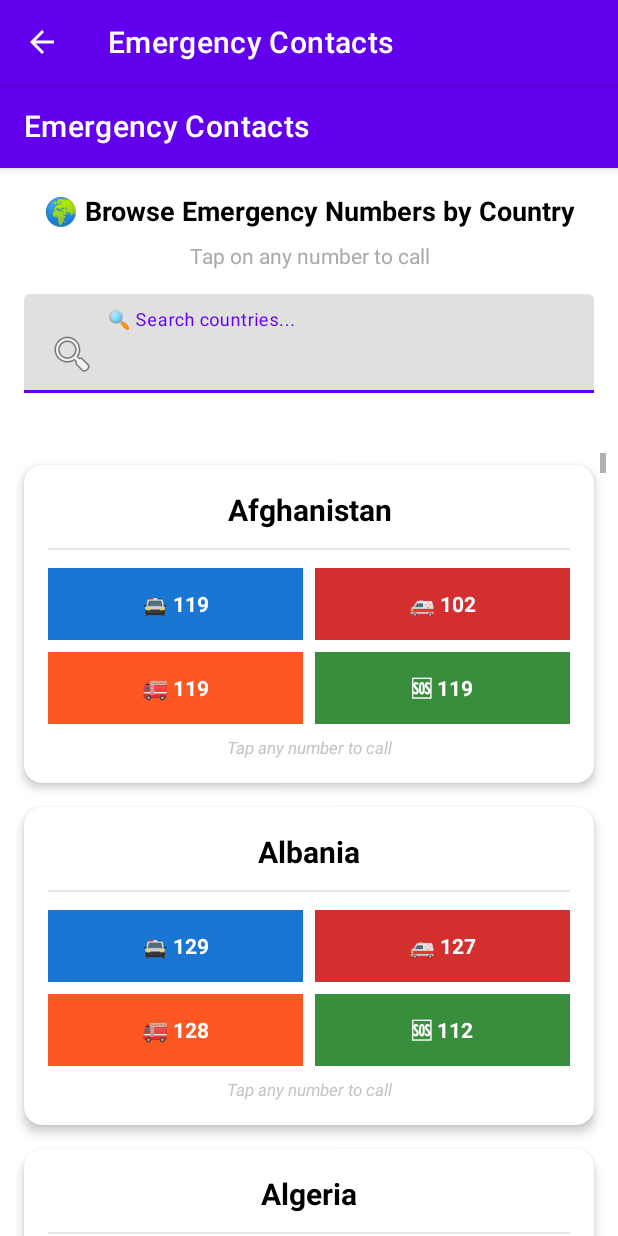
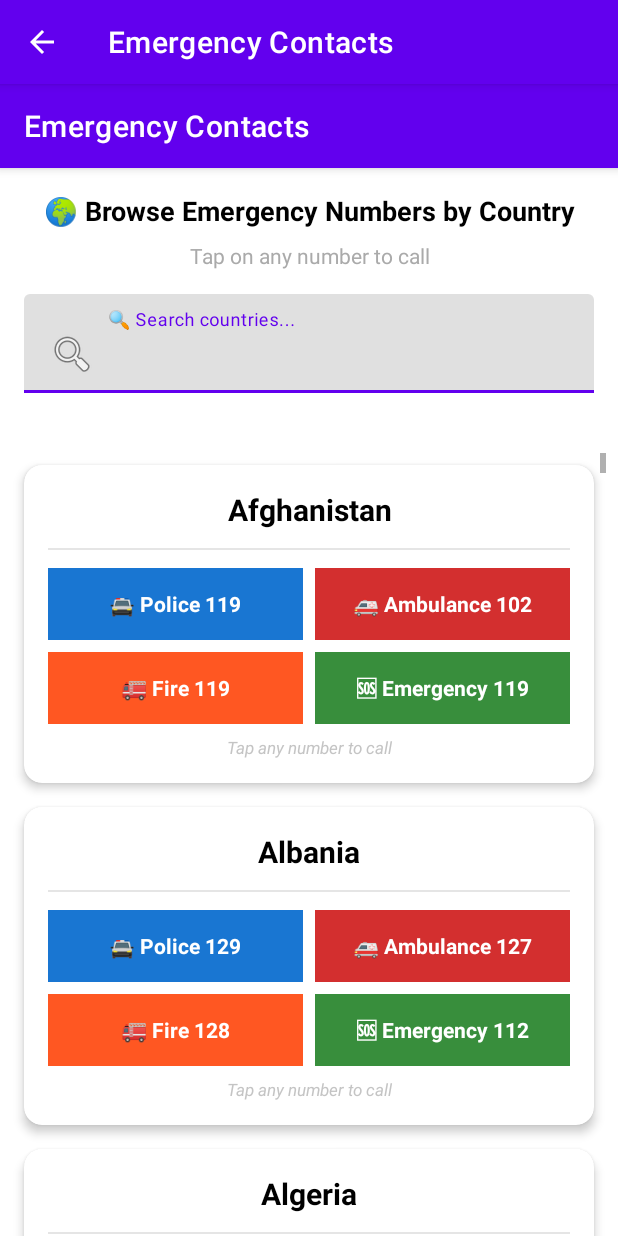
Before and after one commit to ly2xxx/sos, an Android app: the EmergencyContactsActivity screen opened directly, with no data from a screen before it, on a phone screen of 412 x 824 dp. Run offline under Robolectric (Android 15) with nearby library versions, the phone set to English and light mode, and no system bars; 1 statement that could not run was skipped.

```diff
--- a/app/src/main/java/com/ly2xxx/sos/EmergencyContactAdapter.java
+++ b/app/src/main/java/com/ly2xxx/sos/EmergencyContactAdapter.java
@@ -2,6 +2,7 @@ package com.ly2xxx.sos;
 
 import android.content.Intent;
 import android.net.Uri;
+import android.util.Log;
 import android.view.LayoutInflater;
 import android.view.View;
 import android.view.ViewGroup;
@@ -14,10 +15,14 @@ import androidx.recyclerview.widget.RecyclerView;
 import com.ly2xxx.sos.model.EmergencyContact;
 
 import java.util.List;
+import java.util.regex.Pattern;
 
 public class EmergencyContactAdapter extends RecyclerView.Adapter<EmergencyContactAdapter.ViewHolder> {
 
-    private List<EmergencyContactsActivity.CountryEmergencyContact> contacts;
+    private static final String TAG = "EmergencyContactAdapter";
+    private static final Pattern PHONE_VALIDATION_PATTERN = Pattern.compile("^\\+?[0-9\\s\\-\\(\\)]{3,20}$");
+
+    private final List<EmergencyContactsActivity.CountryEmergencyContact> contacts;
 
     public EmergencyContactAdapter(List<EmergencyContactsActivity.CountryEmergencyContact> contacts) {
         this.contacts = contacts;
@@ -33,50 +38,193 @@ public class EmergencyContactAdapter extends RecyclerView.Adapter<EmergencyConta
 
     @Override
     public void onBindViewHolder(@NonNull ViewHolder holder, int position) {
+        if (contacts == null || position < 0 || position >= contacts.size()) {
+            Log.e(TAG, "Invalid position or null contacts list");
+            return;
+        }
+
         EmergencyContactsActivity.CountryEmergencyContact countryContact = contacts.get(position);
+        if (countryContact == null) {
+            Log.e(TAG, "Null country contact at position: " + position);
+            return;
+        }
+
         String countryName = countryContact.getCountryName();
         EmergencyContact contact = countryContact.getEmergencyContact();
 
-        holder.countryName.setText(countryName);
+        if (contact == null) {
+            Log.e(TAG, "Null emergency contact for country: " + countryName);
+            return;
+        }
 
-        // Set emergency numbers with icons
-        holder.policeNumber.setText("🚔 " + contact.getPolice());
-        holder.ambulanceNumber.setText("🚑 " + contact.getAmbulance());
-        holder.fireNumber.setText("🚒 " + contact.getFire());
-        holder.generalNumber.setText("🆘 " + contact.getGeneral());
+        // Safely set country name
+        if (holder.countryName != null) {
+            holder.countryName.setText(sanitizeDisplayText(countryName));
+        }
 
-        // Set click listeners for calling
+        // Safely set emergency numbers with validation
+        setEmergencyNumber(holder.policeNumber, contact.getPolice(), "🚔 Police", "Police");
+        setEmergencyNumber(holder.ambulanceNumber, contact.getAmbulance(), "🚑 Ambulance", "Ambulance");
+        setEmergencyNumber(holder.fireNumber, contact.getFire(), "🚒 Fire", "Fire");
+        setEmergencyNumber(holder.generalNumber, contact.getGeneral(), "🆘 Emergency", "Emergency");
+
+        // Set click listeners with validation
+        if (holder.policeNumber != null) {
             holder.policeNumber.setOnClickListener(v -> makeCall(v, contact.getPolice(), "Police"));
+        }
+        if (holder.ambulanceNumber != null) {
             holder.ambulanceNumber.setOnClickListener(v -> makeCall(v, contact.getAmbulance(), "Ambulance"));
+        }
+        if (holder.fireNumber != null) {
             holder.fireNumber.setOnClickListener(v -> makeCall(v, contact.getFire(), "Fire"));
+        }
+        if (holder.generalNumber != null) {
             holder.generalNumber.setOnClickListener(v -> makeCall(v, contact.getGeneral(), "Emergency"));
+        }
     }
 
     @Override
     public int getItemCount() {
-        return contacts.size();
+        return contacts != null ? contacts.size() : 0;
     }
 
+    /**
+     * Safely set emergency number text with validation
+     */
+    private void setEmergencyNumber(TextView textView, String number, String prefix, String serviceType) {
+        if (textView == null) {
+            Log.w(TAG, "TextView is null for " + serviceType);
+            return;
+        }
+
+        String displayText;
+        if (isValidEmergencyNumber(number)) {
+            displayText = prefix + " " + sanitizeDisplayText(number);
+        } else {
+            displayText = prefix + " N/A";
+            textView.setEnabled(false); // Disable if no valid number
+        }
+
+        textView.setText(displayText);
+    }
+
+    /**
+     * Validate emergency phone number
+     */
+    private boolean isValidEmergencyNumber(String number) {
+        if (number == null || number.trim().isEmpty() || "N/A".equals(number)) {
+            return false;
+        }
+
+        String trimmed = number.trim();
+
+        // Check length constraints
+        if (trimmed.length() < 3 || trimmed.length() > 20) {
+            return false;
+        }
+
+        // Validate against pattern
+        return PHONE_VALIDATION_PATTERN.matcher(trimmed).matches();
+    }
+
+    /**
+     * Sanitize text for display to prevent UI issues
+     */
+    private String sanitizeDisplayText(String text) {
+        if (text == null) {
+            return "";
+        }
+
+        // Remove any potential control characters and limit length
+        String sanitized = text.replaceAll("[\\p{Cntrl}&&[^\r\n\t]]", "").trim();
+
+        // Limit display text length to prevent UI issues
+        if (sanitized.length() > 100) {
+            sanitized = sanitized.substring(0, 100) + "...";
+        }
+
+        return sanitized;
+    }
+
+    /**
+     * Make phone call with enhanced security validation
+     */
     private void makeCall(View view, String number, String serviceType) {
-        if (number != null && !number.isEmpty()) {
-            Intent callIntent = new Intent(Intent.ACTION_DIAL);
-            callIntent.setData(Uri.parse("tel:" + number));
+        if (view == null || view.getContext() == null) {
+            Log.e(TAG, "Invalid view or context for making call");
+            return;
+        }
+
+        if (!isValidEmergencyNumber(number)) {
+            Toast.makeText(view.getContext(),
+                    serviceType + " number not available",
+                    Toast.LENGTH_SHORT).show();
+            Log.w(TAG, "Invalid emergency number for " + serviceType + ": " + number);
+            return;
+        }
 
         try {
+            // Sanitize phone number for tel: URI
+            String sanitizedNumber = sanitizePhoneNumberForIntent(number);
+            if (sanitizedNumber == null) {
+                Toast.makeText(view.getContext(),
+                        "Invalid " + serviceType.toLowerCase() + " number format",
+                        Toast.LENGTH_SHORT).show();
+                return;
+            }
+
+            // Use ACTION_DIAL instead of ACTION_CALL for security
+            // This shows the dialer without automatically making the call
+            Intent callIntent = new Intent(Intent.ACTION_DIAL);
+            callIntent.setData(Uri.parse("tel:" + sanitizedNumber));
+
+            // Validate that an app can handle the intent
+            if (callIntent.resolveActivity(view.getContext().getPackageManager()) != null) {
                 view.getContext().startActivity(callIntent);
                 Toast.makeText(view.getContext(),
-                        "Calling " + serviceType + ": " + number,
+                        "Opening dialer for " + serviceType + ": " + number,
+                        Toast.LENGTH_SHORT).show();
+                Log.i(TAG, "Opening dialer for " + serviceType);
+            } else {
+                Toast.makeText(view.getContext(),
+                        "No phone app available",
+                        Toast.LENGTH_SHORT).show();
+                Log.e(TAG, "No app available to handle phone intent");
+            }
+
+        } catch (SecurityException e) {
+            Log.e(TAG, "Security exception making call", e);
+            Toast.makeText(view.getContext(),
+                    "Unable to access phone functionality",
                     Toast.LENGTH_SHORT).show();
         } catch (Exception e) {
+            Log.e(TAG, "Error making call", e);
             Toast.makeText(view.getContext(),
                     "Unable to make call",
                     Toast.LENGTH_SHORT).show();
         }
-        } else {
-            Toast.makeText(view.getContext(),
-                    "Emergency number not available",
-                    Toast.LENGTH_SHORT).show();
     }
+
+    /**
+     * Sanitize phone number specifically for tel: intent
+     */
+    private String sanitizePhoneNumberForIntent(String number) {
+        if (number == null || number.trim().isEmpty()) {
+            return null;
+        }
+
+        String cleaned = number.trim();
+
+        // Remove all characters except digits, +, -, (, ), and spaces
+        cleaned = cleaned.replaceAll("[^\\d\\+\\-\\(\\)\\s]", "");
+
+        // Validate cleaned number
+        if (!Pattern.matches("^\\+?[\\d\\s\\-\\(\\)]{3,20}$", cleaned)) {
+            return null;
+        }
+
+        // For tel: URIs, we can keep formatting characters
+        return cleaned;
     }
 
     public static class ViewHolder extends RecyclerView.ViewHolder {
@@ -88,11 +236,23 @@ public class EmergencyContactAdapter extends RecyclerView.Adapter<EmergencyConta
 
         public ViewHolder(@NonNull View itemView) {
             super(itemView);
+
+            try {
                 countryName = itemView.findViewById(R.id.tv_country_name);
                 policeNumber = itemView.findViewById(R.id.tv_police_number);
                 ambulanceNumber = itemView.findViewById(R.id.tv_ambulance_number);
                 fireNumber = itemView.findViewById(R.id.tv_fire_number);
                 generalNumber = itemView.findViewById(R.id.tv_general_number);
+
+                // Log if any views are missing (helpful for debugging)
+                if (countryName == null || policeNumber == null ||
+                    ambulanceNumber == null || fireNumber == null || generalNumber == null) {
+                    Log.w(TAG, "Some views not found in item layout");
+                }
+
+            } catch (Exception e) {
+                Log.e(TAG, "Error initializing ViewHolder", e);
             }
         }
     }
+}
```
Lines whose indentation alone changed are shown as unchanged.
